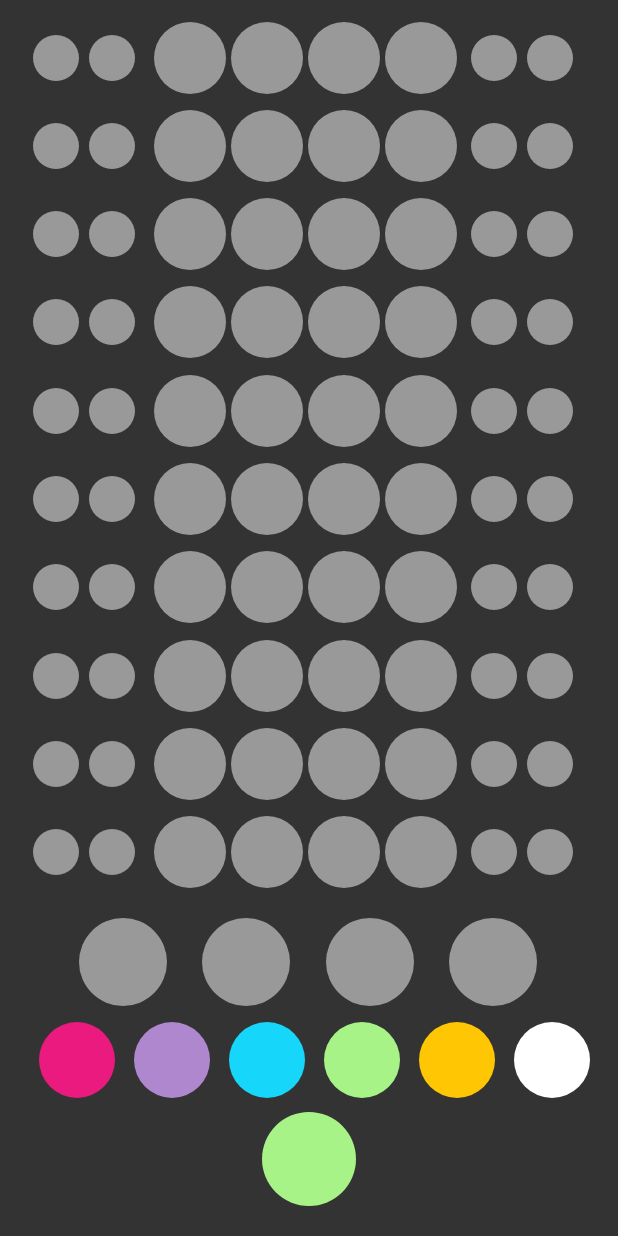
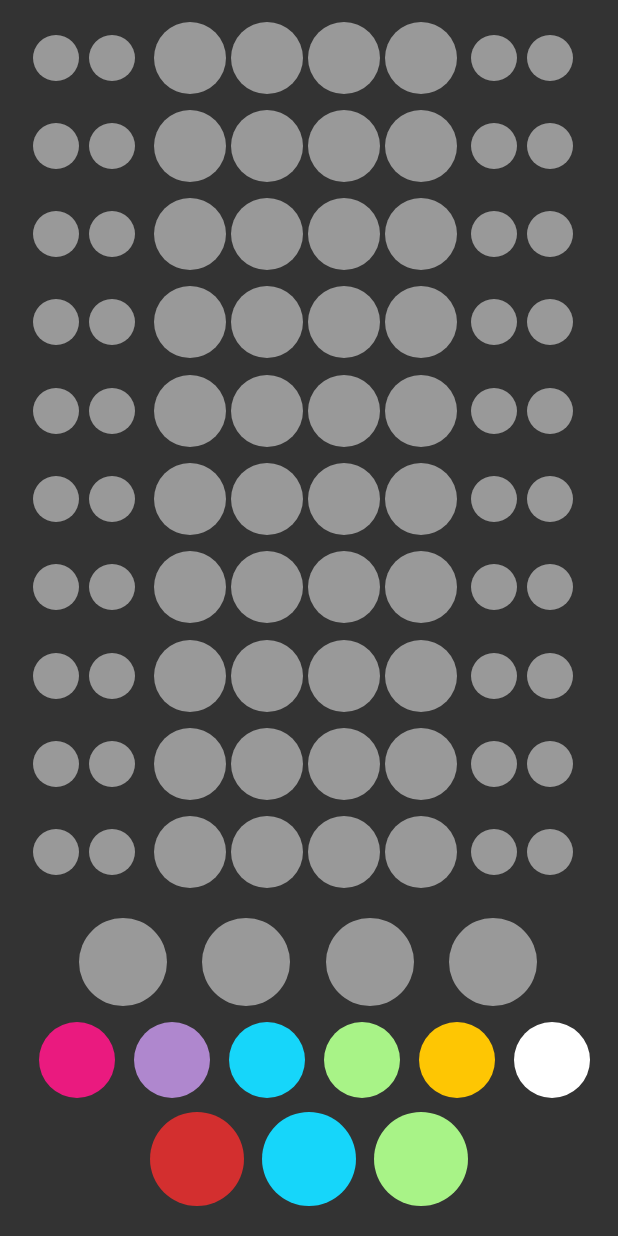
Before and after one commit to Korayou/Mastermind, an Android app: the HotSeatActivity screen opened directly, with no data from a screen before it, on a phone screen of 412 x 824 dp. Run offline under Robolectric (Android 15) with nearby library versions, the phone set to English and light mode, and no system bars.

Commit message:
Ajout visuel boutons retour et annuler

```diff
--- a/app/src/main/java/com/example/mastermind/game/GameView.java
+++ b/app/src/main/java/com/example/mastermind/game/GameView.java
@@ -87,10 +87,13 @@ public class GameView extends View {
         //TODO: ajout des boutons
         //Test de bouton valider
         this.circle.setColor(this.getResources().getColor(R.color.green));
-        canvas.drawCircle((this.getWidth()/2),this.getHeight()-this.getHeight()/16, this.getWidth()/13, this.circle);
+        canvas.drawCircle((this.getWidth()/2)+(getWidth()/11)*2,this.getHeight()-this.getHeight()/16, this.getWidth()/13, this.circle);
         // bouton retour
-        /*this.circle.setColor(this.getResources().getColor(R.color.blue));
-        canvas.drawCircle((this.getWidth()/2), this.getHeight()-this.getHeight()/16, this.getWidth()/13, this.circle);*/
+        this.circle.setColor(this.getResources().getColor(R.color.blue));
+        canvas.drawCircle((this.getWidth()/2), this.getHeight()-this.getHeight()/16, this.getWidth()/13, this.circle);
+        // bouton annuler
+        this.circle.setColor(this.getResources().getColor(R.color.red));
+        canvas.drawCircle((this.getWidth()/2)-(getWidth()/11)*2, this.getHeight()-this.getHeight()/16, this.getWidth()/13, this.circle);
     }
 
     //Change l'état de soumission à notation après qu'une combinaision ai été soumise puis inversement
--- a/app/src/main/res/values/colors.xml
+++ b/app/src/main/res/values/colors.xml
@@ -14,6 +14,5 @@
     <color name="yellow">#FFFEC603</color>
     <color name="grey">#FF333333</color>
     <color name="pionVide">#FF999999</color>
-
-
+    <color name="red">#d32f2f</color>
 </resources>
```
